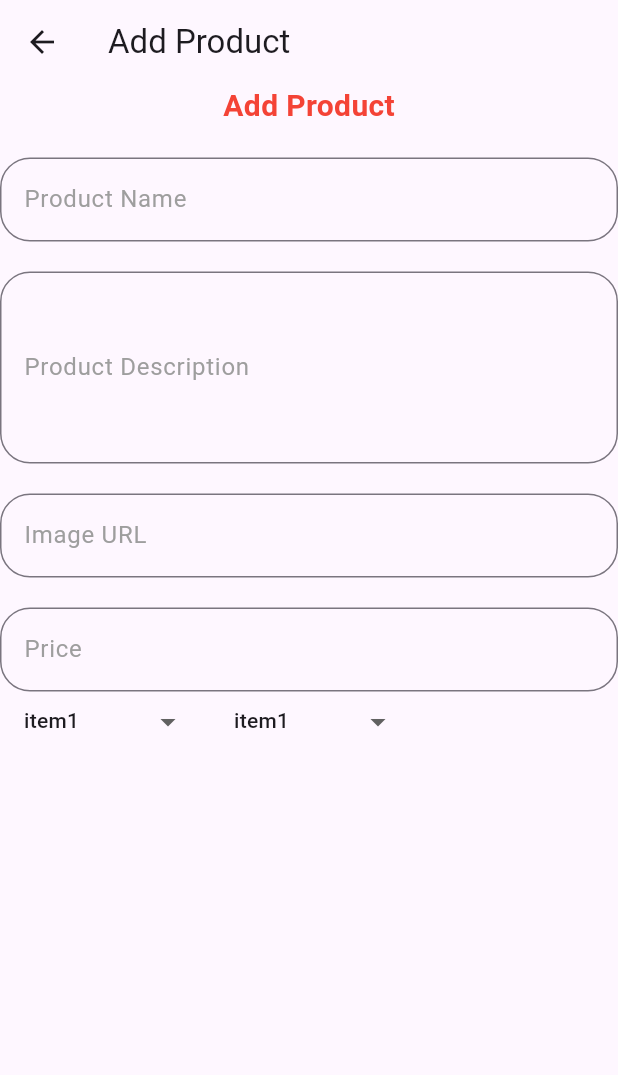
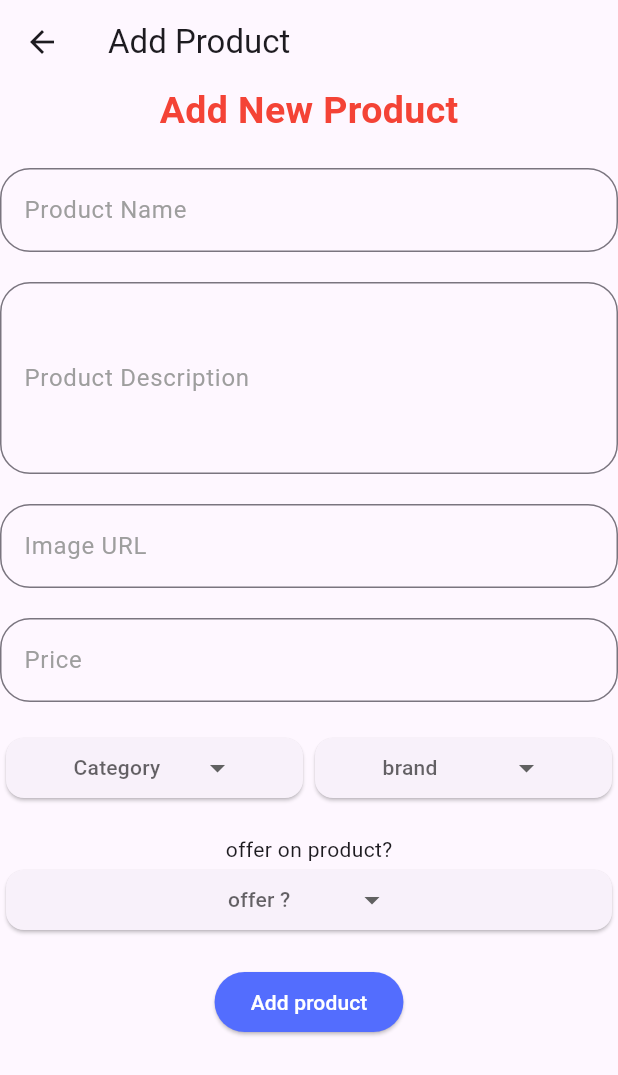
Before and after one commit to Kotresh162/KrushiSevak, a Flutter app: the screen it shows after launch, after a tap on the "add" icon, on a phone screen of 412 x 824 dp. Shown: the top 1075 px of the screen. Run offline on Flutter 3.47's test engine with Material 3 defaults, Android fonts, the phone set to English and light mode, and no system bars; drawn by our look-alikes of dropdown_button2; our stand-ins replace cloud_firestore, firebase_core, get; accounts and stored records are empty.

Commit message:
add new product page

```diff
--- /dev/null
+++ b/lib/contoller/home_controller.dart
@@ -0,0 +1,35 @@
+import 'package:cloud_firestore/cloud_firestore.dart';
+import 'package:get/get_state_manager/get_state_manager.dart';
+import 'package:krushisevak/models/product.dart';
+
+
+class HomeController extends GetxController{
+
+
+  FirebaseFirestore firestore = FirebaseFirestore.instance;
+  late CollectionReference productCollection;
+
+
+  @override
+  void onInit() {
+    productCollection = firestore.collection('products');
+    super.onInit();
+  }
+
+  addProduct(){
+    DocumentReference doc = productCollection.doc();
+    Product product = Product(
+      id: doc.id,
+      name: 'Product 1',
+      price: 100.0,
+      brand: 'high',
+      category: 'vegetable',
+      offer: true,
+      image: 'https://www.shutterstock.com/image-photo/common-beanbush-beans-french-green-wooden-2425857021',
+      description: 'the thins new give more stringth'
+      );
+
+      final productJson = product.toJson();
+      doc.set(productJson);
+  }
+}
--- a/lib/main.dart
+++ b/lib/main.dart
@@ -1,11 +1,12 @@
 import 'package:flutter/material.dart';
 import 'package:firebase_core/firebase_core.dart';
-import 'package:get/get_navigation/src/root/get_material_app.dart';
+import 'package:krushisevak/contoller/home_controller.dart';
 import 'package:krushisevak/pages/homa_screen.dart';
-
+import 'package:get/get.dart';
 void main() async {
   WidgetsFlutterBinding.ensureInitialized();
   await Firebase.initializeApp();
+  Get.put(HomeController());
   runApp(const MyApp());
 }
 
--- /dev/null
+++ b/lib/models/product.dart
@@ -0,0 +1,43 @@
+import 'package:json_annotation/json_annotation.dart';
+part 'product.g.dart';
+
+@JsonSerializable()
+class Product {
+  @JsonKey(name: "id")
+  String? id;
+
+  @JsonKey(name: "name")
+  String? name;
+
+  @JsonKey(name: "description")
+  String? description;
+
+  @JsonKey(name: "category")
+  String? category;
+
+  @JsonKey(name: "image")
+  String? image;
+
+  @JsonKey(name: "price")
+  double? price;
+
+  @JsonKey(name: "brand")
+  String? brand;
+
+  @JsonKey(name: "offer")
+  bool? offer;
+
+  Product({
+    this.id,
+    this.name,
+    this.description,
+    this.category,
+    this.image,
+    this.offer,
+    this.price,
+    this.brand,
+  });
+
+  factory Product.fromJson(Map<String, dynamic> json) => _$ProductFromJson(json);
+  Map<String, dynamic> toJson() => _$ProductToJson(this);
+}
--- a/lib/pages/add_product_page.dart
+++ b/lib/pages/add_product_page.dart
@@ -1,4 +1,6 @@
 import 'package:flutter/material.dart';
+import 'package:get/get.dart';
+import 'package:krushisevak/contoller/home_controller.dart';
 import 'package:krushisevak/widgets/drop_down_btn.dart';
 
 class AddProductPage extends StatefulWidget {
@@ -11,19 +13,24 @@ class AddProductPage extends StatefulWidget {
 class _AddProductPageState extends State<AddProductPage> {
   @override
   Widget build(BuildContext context) {
+    return GetBuilder<HomeController>(
+      builder: (ctrl) {
         return Scaffold(
           appBar: AppBar(
             title: const Text('Add Product'),
           ),
           body: SingleChildScrollView(
-        child: Container(
+            child: SizedBox(
               width: double.maxFinite,
               child: Column(
                 crossAxisAlignment: CrossAxisAlignment.center,
                 children: [
                   Text(
-                'Add Product',
-                style: TextStyle(fontSize: 20, color: Colors.red, fontWeight: FontWeight.bold),
+                    'Add New Product',
+                    style: TextStyle(
+                        fontSize: 25,
+                        color: Colors.red,
+                        fontWeight: FontWeight.bold),
                   ),
                   SizedBox(height: 20), // Space between title and text field
 
@@ -33,12 +40,15 @@ class _AddProductPageState extends State<AddProductPage> {
                       labelText: 'Product Name',
                       labelStyle: TextStyle(color: Colors.grey),
                       border: OutlineInputBorder(
-                    borderRadius: BorderRadius.circular(20), // Set border radius
+                        borderRadius:
+                            BorderRadius.circular(20), // Set border radius
                         borderSide: BorderSide(color: Colors.grey, width: 1),
                       ),
                       focusedBorder: OutlineInputBorder(
                         borderRadius: BorderRadius.circular(20),
-                    borderSide: BorderSide(color: Colors.blue, width: 2), // Change color when focused
+                        borderSide: BorderSide(
+                            color: Colors.blue,
+                            width: 2), // Change color when focused
                       ),
                     ),
                   ),
@@ -51,12 +61,15 @@ class _AddProductPageState extends State<AddProductPage> {
                       labelText: 'Product Description',
                       labelStyle: TextStyle(color: Colors.grey),
                       border: OutlineInputBorder(
-                    borderRadius: BorderRadius.circular(20), // Set border radius
+                        borderRadius:
+                            BorderRadius.circular(20), // Set border radius
                         borderSide: BorderSide(color: Colors.grey, width: 1),
                       ),
                       focusedBorder: OutlineInputBorder(
                         borderRadius: BorderRadius.circular(20),
-                    borderSide: BorderSide(color: Colors.blue, width: 2), // Change color when focused
+                        borderSide: BorderSide(
+                            color: Colors.blue,
+                            width: 2), // Change color when focused
                       ),
                     ),
                   ),
@@ -68,12 +81,15 @@ class _AddProductPageState extends State<AddProductPage> {
                       labelText: 'Image URL',
                       labelStyle: TextStyle(color: Colors.grey),
                       border: OutlineInputBorder(
-                    borderRadius: BorderRadius.circular(20), // Set border radius
+                        borderRadius:
+                            BorderRadius.circular(20), // Set border radius
                         borderSide: BorderSide(color: Colors.grey, width: 1),
                       ),
                       focusedBorder: OutlineInputBorder(
                         borderRadius: BorderRadius.circular(20),
-                    borderSide: BorderSide(color: Colors.blue, width: 2), // Change color when focused
+                        borderSide: BorderSide(
+                            color: Colors.blue,
+                            width: 2), // Change color when focused
                       ),
                     ),
                   ),
@@ -85,27 +101,61 @@ class _AddProductPageState extends State<AddProductPage> {
                       labelText: 'Price',
                       labelStyle: TextStyle(color: Colors.grey),
                       border: OutlineInputBorder(
-                    borderRadius: BorderRadius.circular(20), // Set border radius
+                        borderRadius:
+                            BorderRadius.circular(20), // Set border radius
                         borderSide: BorderSide(color: Colors.grey, width: 1),
                       ),
                       focusedBorder: OutlineInputBorder(
                         borderRadius: BorderRadius.circular(20),
-                    borderSide: BorderSide(color: Colors.blue, width: 2), // Change color when focused
+                        borderSide: BorderSide(
+                            color: Colors.blue,
+                            width: 2), // Change color when focused
                       ),
                     ),
-                keyboardType: TextInputType.number, // Set keyboard type to number for price input
+                    keyboardType: TextInputType
+                        .number, // Set keyboard type to number for price input
                   ),
+                  SizedBox(height: 20),
                   Row(
                     children: [
-                  DropDownBtn(),
-                  DropDownBtn(),
+                      Flexible(
+                          child: DropDownBtn(
+                        items: ['cate1', 'cate2', 'cate3'],
+                        selectedItemText: 'Category',
+                        onSelected: (selectValue) {
+                          print(selectValue);
+                        },
+                      )),
+                      Flexible(
+                          child: DropDownBtn(
+                        items: ['brand1', 'brand2', 'brand3'],
+                        selectedItemText: 'brand',
+                        onSelected: (selectValue) {
+                          print(selectValue);
+                        },
+                      )),
                     ],
                   ),
+                  SizedBox(height: 20),
+                  Text('offer on product?'),
+                  DropDownBtn(
+                    items: ['true', 'false'],
+                    selectedItemText: 'offer ?',
+                    onSelected: (selectValue) {},
+                  ),
+                  SizedBox(height: 20),
+                  ElevatedButton(
+                      style: ElevatedButton.styleFrom(
+                          backgroundColor: Colors.indigoAccent,
+                          foregroundColor: Colors.white),
+                      onPressed: () {},
+                      child: const Text('Add product'))
                 ],
               ),
-
             ),
           ),
         );
       }
+    );
   }
+}
--- a/lib/pages/homa_screen.dart
+++ b/lib/pages/homa_screen.dart
@@ -1,14 +1,17 @@
 // ignore_for_file: prefer_const_constructors
 
 import 'package:flutter/material.dart';
+import 'package:get/get.dart';
+import 'package:krushisevak/contoller/home_controller.dart';
 import 'package:krushisevak/pages/add_product_page.dart';
-import 'package:get/route_manager.dart';
 
 class HomaScreen extends StatelessWidget {
   const HomaScreen({super.key});
 
   @override
   Widget build(BuildContext context) {
+    return GetBuilder<HomeController>(
+      builder: (ctrl) {
         return Scaffold(
           appBar: AppBar(
             title: const Text('Product List'),
@@ -22,7 +25,7 @@ class HomaScreen extends StatelessWidget {
                 trailing: IconButton(
                   icon: Icon(Icons.delete),
                   onPressed: () {
-                print('Delete item at index: $index');
+
                   },
                 ),
               );
@@ -33,4 +36,6 @@ class HomaScreen extends StatelessWidget {
           },child: Icon(Icons.add),),
         );
       }
+    );
   }
+}
--- a/lib/widgets/drop_down_btn.dart
+++ b/lib/widgets/drop_down_btn.dart
@@ -1,23 +1,29 @@
 import 'package:dropdown_button2/dropdown_button2.dart';
 import 'package:flutter/material.dart';
 
+ String ? selectValue;
 class DropDownBtn extends StatelessWidget {
-  const DropDownBtn({super.key});
+  final List<String> items;
+  final String selectedItemText;
+  final Function(String?) onSelected;
+  const DropDownBtn({super.key, required this.items, required this.selectedItemText, required this.onSelected});
+
 
   @override
   Widget build(BuildContext context) {
-    return Center(
+    return Card(
+      child: Center(
         child: DropdownButtonHideUnderline(
           child: DropdownButton2<String>(
             isExpanded: true,
             hint: Text(
-            'Select Item',
+              selectedItemText,
               style: TextStyle(
                 fontSize: 14,
                 color: Theme.of(context).hintColor,
               ),
             ),
-          items: ['item1','item2','item3']
+            items: items
                 .map((String item) => DropdownMenuItem<String>(
                       value: item,
                       child: Text(
@@ -28,9 +34,9 @@ class DropDownBtn extends StatelessWidget {
                       ),
                     ))
                 .toList(),
-          value: 'item1',
+            value: selectValue,
             onChanged: (String? value) {
-
+              onSelected(value);
             },
             buttonStyleData: const ButtonStyleData(
               padding: EdgeInsets.symmetric(horizontal: 16),
@@ -42,6 +48,7 @@ class DropDownBtn extends StatelessWidget {
             ),
           ),
         ),
+      ),
     );
   }
 }
--- a/pubspec.yaml
+++ b/pubspec.yaml
@@ -13,6 +13,7 @@ dependencies:
     sdk: flutter
   firebase_core: ^2.0.0
   firebase_auth: ^4.0.0
+  cloud_firestore: ^4.0.0
 
 
   cupertino_icons: ^1.0.6
@@ -24,6 +25,8 @@ dev_dependencies:
     sdk: flutter
 
   flutter_lints: ^3.0.0
+  json_serializable: ^6.8.0
+  build_runner: ^2.4.11
 
 flutter:
 
```
Also changed, not shown: lib/models/product.g.dart (added), pubspec.lock, 3 other files. Lines whose indentation alone changed are shown as unchanged.
